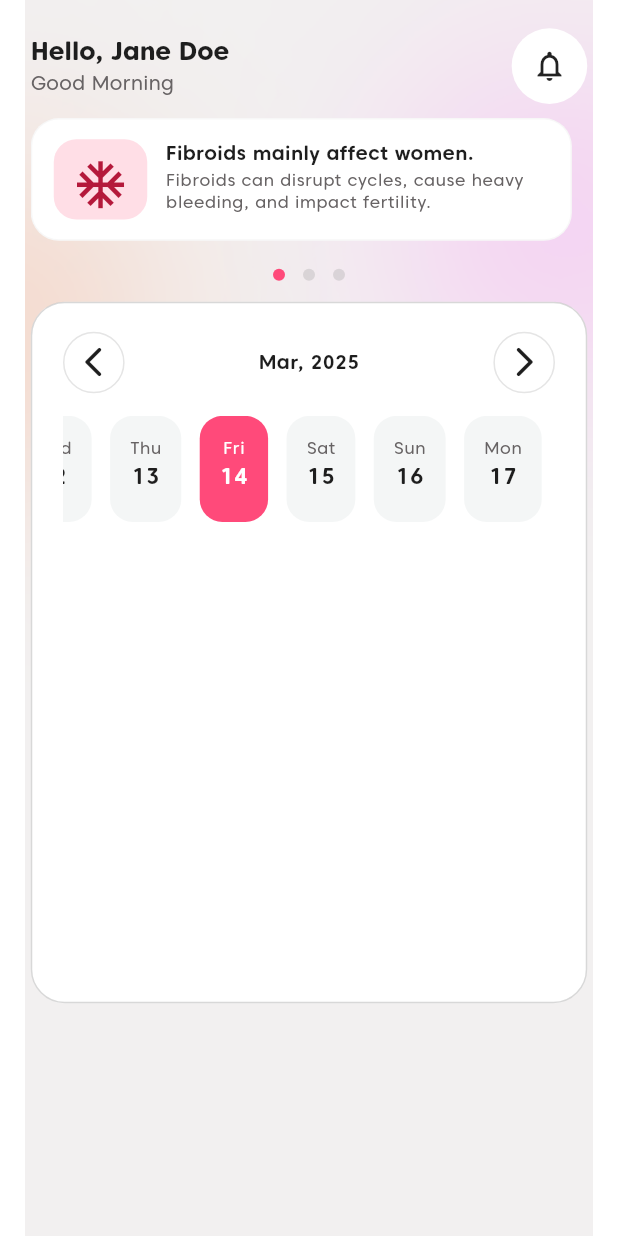
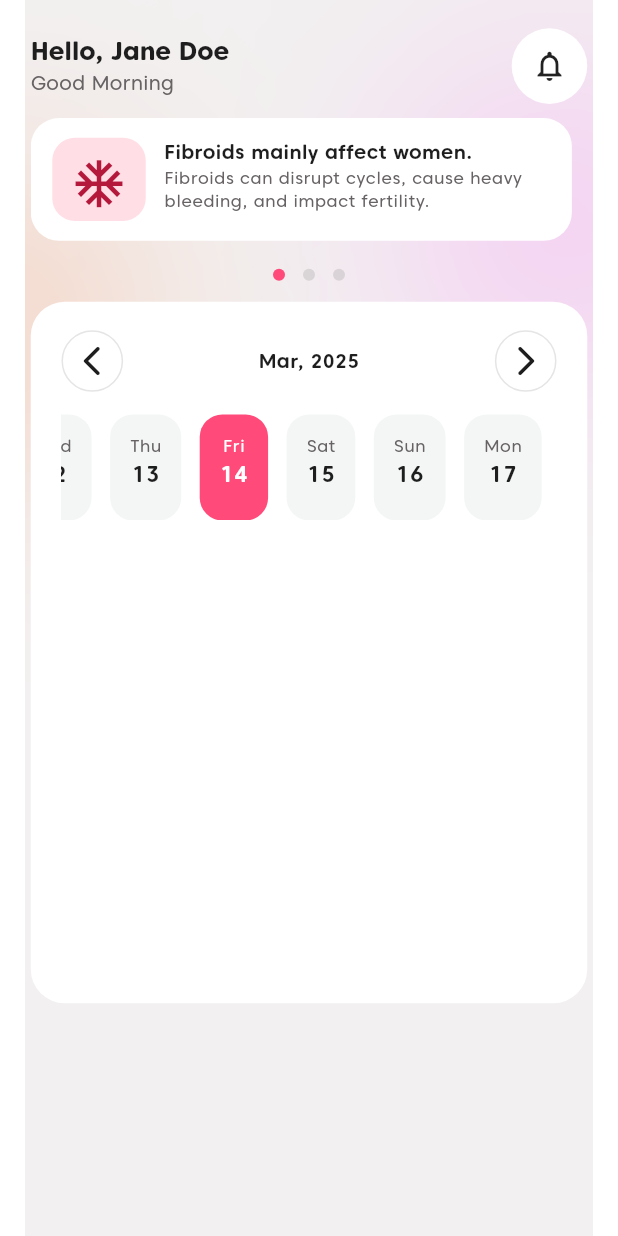
Before and after one commit to salmanbashar1009/ovella_period_tracker_app, a Flutter app: the screen it shows after launch, on a phone screen of 412 x 824 dp. Run offline on Flutter 3.47's test engine with Material 3 defaults, Android fonts, the light colour scheme and no system bars; drawn by our look-alikes of dots_indicator; our stand-ins replace carousel_slider, flutter_screenutil, hive_flutter, shared_preferences; accounts and stored records are empty.

Commit message:
border removed from container

```diff
--- a/lib/view/home_screen/widgets/period_date_calendar/period_date_container.dart
+++ b/lib/view/home_screen/widgets/period_date_calendar/period_date_container.dart
@@ -44,7 +44,6 @@ class PeriodDateContainer extends StatelessWidget{
       decoration: BoxDecoration(
         borderRadius: BorderRadius.circular(24.r),
         color: Colors.white,
-        border: Border.all(color: Colors.grey.withOpacity(0.4),)
       ),
       child: Column(
         children: [
--- a/lib/view/home_screen/widgets/period_tips_slider/period_tips_container.dart
+++ b/lib/view/home_screen/widgets/period_tips_slider/period_tips_container.dart
@@ -15,9 +15,6 @@ class PeriodTipsContainer extends StatelessWidget{
       decoration: BoxDecoration(
           color: Colors.white,
           borderRadius: BorderRadius.circular(20.r),
-          border: Border.all(
-            color: Colors.grey.withOpacity(0.08),
-          )
       ),
       child: Row(
         crossAxisAlignment: CrossAxisAlignment.start,
```
